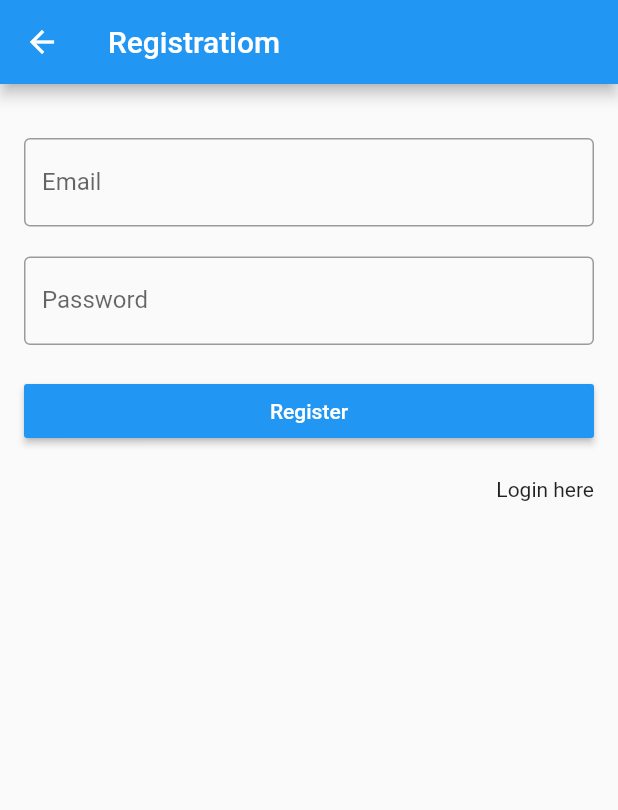
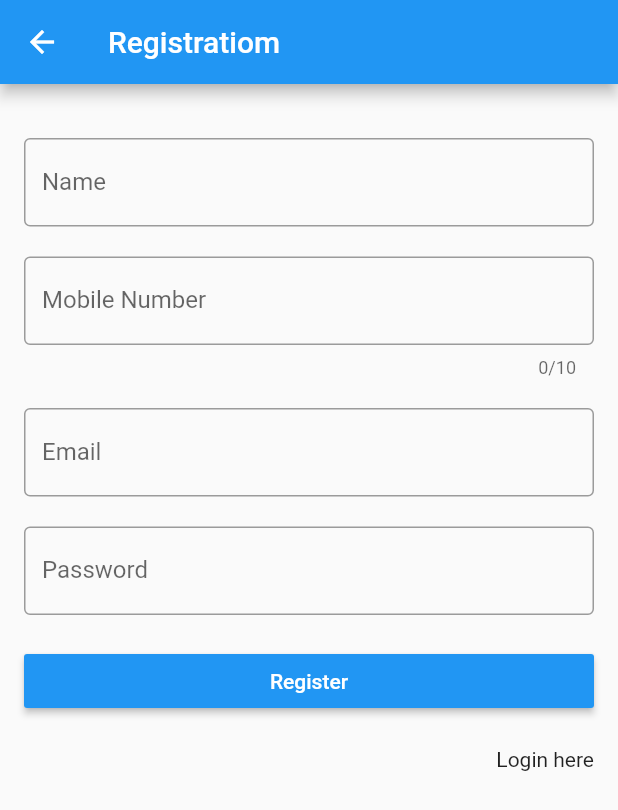
Before and after one commit to narimetisaigopi/my_statuses, a Flutter app: the HomeScreen screen opened directly, after a tap on the "exit to app" icon, on a phone screen of 412 x 824 dp. Shown: the top 810 px of the screen. Run offline on Flutter 3.47's test engine with Material 2 defaults, Android fonts, the phone set to English and light mode, and no system bars; our stand-ins replace cloud_firestore, firebase_auth, fluttertoast, google_sign_in; missing offline and left inert: dart:html; accounts and stored records are empty.

Commit message:
added usermodel and verification email code

```diff
--- /dev/null
+++ b/lib/model/user_model.dart
@@ -0,0 +1,42 @@
+import 'package:cloud_firestore/cloud_firestore.dart';
+
+class UserModel {
+  String name;
+  String mobileNumber;
+  String email;
+  Timestamp timestamp;
+  String uid;
+  // bool isMale;
+  // int age;
+
+  // 2nd part
+  UserModel(
+      {this.name, this.mobileNumber, this.email, this.timestamp, this.uid});
+
+  //3rd creating map -- insert
+  toMap() {
+    // Map map = Map();
+    // map["name"] = name;
+    // return map;
+
+    return {
+      'name': name,
+      'mobileNumber': mobileNumber,
+      'email': email,
+      'uid': uid,
+      'timestamp': FieldValue.serverTimestamp()
+    };
+  }
+
+  // 4th part - from map to model object
+
+  factory UserModel.fromMap(Map map) {
+    return UserModel(
+      name: map["name"],
+      mobileNumber: map["mobileNumber"],
+      email: map["email"],
+      timestamp: map["timestamp"],
+      uid: map["uid"],
+    );
+  }
+}
--- a/lib/screens/auth/login_screen.dart
+++ b/lib/screens/auth/login_screen.dart
@@ -25,7 +25,8 @@ class _LoginScreenState extends State<LoginScreen> {
       ),
       body: isLoading
           ? Center(child: CircularProgressIndicator())
-          : Container(
+          : SingleChildScrollView(
+              child: Container(
                 margin: EdgeInsets.all(16),
                 alignment: Alignment.center,
                 child: Form(
@@ -125,6 +126,7 @@ class _LoginScreenState extends State<LoginScreen> {
                       ],
                     )),
               ),
+            ),
     );
   }
 
--- a/lib/screens/auth/registration_screen.dart
+++ b/lib/screens/auth/registration_screen.dart
@@ -1,6 +1,9 @@
+import 'package:cloud_firestore/cloud_firestore.dart';
 import 'package:firebase_auth/firebase_auth.dart';
 import 'package:flutter/material.dart';
+import 'package:flutter/services.dart';
 import 'package:fluttertoast/fluttertoast.dart';
+import 'package:my_statuses/model/user_model.dart';
 import 'package:my_statuses/screens/home_screen.dart';
 import 'package:my_statuses/screens/auth/login_screen.dart';
 
@@ -10,26 +13,74 @@ class RegistrationScreen extends StatefulWidget {
 }
 
 class _RegistrationScreenState extends State<RegistrationScreen> {
-  String _email, _password;
+  String _email, _password, _name, _mobile;
 
   var _formkey = GlobalKey<FormState>();
+
+  bool autoValidate = false;
 
   bool isLoading = false;
   @override
   Widget build(BuildContext context) {
     return Scaffold(
+      resizeToAvoidBottomPadding: false,
+      resizeToAvoidBottomInset: false,
       appBar: AppBar(
         title: Text("Registratiom"),
       ),
       body: isLoading
           ? Center(child: CircularProgressIndicator())
-          : Container(
+          : SingleChildScrollView(
+              child: Container(
                 margin: EdgeInsets.all(16),
                 alignment: Alignment.center,
                 child: Form(
                     key: _formkey,
+                    autovalidate: autoValidate,
                     child: Column(
                       children: <Widget>[
+                        SizedBox(
+                          height: 20,
+                        ),
+                        TextFormField(
+                          keyboardType: TextInputType.text,
+                          validator: (item) {
+                            return item.length > 0 ? null : "Enter valid Name";
+                          },
+                          onChanged: (item) {
+                            setState(() {
+                              _name = item;
+                            });
+                          },
+                          decoration: InputDecoration(
+                              hintText: "Enter Name",
+                              labelText: "Name",
+                              border: OutlineInputBorder()),
+                        ),
+                        SizedBox(
+                          height: 20,
+                        ),
+                        TextFormField(
+                          keyboardType: TextInputType.phone,
+                          maxLength: 10,
+                          validator: (item) {
+                            return item.length < 10
+                                ? "Enter valid Mobile"
+                                : null;
+                          },
+                          onChanged: (item) {
+                            setState(() {
+                              _mobile = item;
+                            });
+                          },
+                          inputFormatters: [
+                            WhitelistingTextInputFormatter.digitsOnly
+                          ],
+                          decoration: InputDecoration(
+                              hintText: "Enter Mobile Number",
+                              labelText: "Mobile Number",
+                              border: OutlineInputBorder()),
+                        ),
                         SizedBox(
                           height: 20,
                         ),
@@ -104,6 +155,7 @@ class _RegistrationScreenState extends State<RegistrationScreen> {
                       ],
                     )),
               ),
+            ),
     );
   }
 
@@ -112,26 +164,64 @@ class _RegistrationScreenState extends State<RegistrationScreen> {
       setState(() {
         isLoading = true;
       });
+      setState(() {
+        autoValidate = false;
+      });
       FirebaseAuth.instance
           .createUserWithEmailAndPassword(email: _email, password: _password)
           .then((user) {
         // sign up
-        setState(() {
-          isLoading = false;
-        });
-
-        Fluttertoast.showToast(msg: "Register Success");
-
-        Navigator.pushAndRemoveUntil(
-            context,
-            MaterialPageRoute(builder: (_) => HomeScreen()),
-            (Route<dynamic> route) => false);
+        postUserDataToDb();
       }).catchError((onError) {
         setState(() {
           isLoading = false;
         });
         Fluttertoast.showToast(msg: "error " + onError.toString());
       });
+    } else {
+      setState(() {
+        autoValidate = true;
+      });
     }
   }
+
+  void postUserDataToDb() async {
+    setState(() {
+      isLoading = true;
+    });
+
+    FirebaseUser firebaseUser = await FirebaseAuth.instance.currentUser();
+
+    UserModel userModel = new UserModel();
+    userModel.email = _email;
+    userModel.name = _name;
+    userModel.mobileNumber = _mobile;
+    userModel.uid = firebaseUser.uid;
+
+    await Firestore.instance
+        .collection("user")
+        .document(firebaseUser.uid)
+        .setData(userModel.toMap());
+
+    Fluttertoast.showToast(msg: "Register Success");
+
+    sendVerificationEmail();
+
+    setState(() {
+      isLoading = false;
+    });
   }
+
+  void sendVerificationEmail() async {
+    FirebaseUser firebaseUser = await FirebaseAuth.instance.currentUser();
+    await firebaseUser.sendEmailVerification();
+
+    Fluttertoast.showToast(
+        msg: "email verifcation link has sent to your email.");
+
+    Navigator.pushAndRemoveUntil(
+        context,
+        MaterialPageRoute(builder: (_) => HomeScreen()),
+        (Route<dynamic> route) => false);
+  }
+}
--- a/lib/screens/home_screen.dart
+++ b/lib/screens/home_screen.dart
@@ -1,5 +1,10 @@
+import 'dart:ui';
+
+import 'package:cloud_firestore/cloud_firestore.dart';
 import 'package:firebase_auth/firebase_auth.dart';
 import 'package:flutter/material.dart';
+import 'package:my_statuses/constants.dart';
+import 'package:my_statuses/model/post_model.dart';
 import 'package:my_statuses/screens/auth/registration_screen.dart';
 
 class HomeScreen extends StatefulWidget {
@@ -8,6 +13,22 @@ class HomeScreen extends StatefulWidget {
 }
 
 class _HomeScreenState extends State<HomeScreen> {
+  FirebaseUser firebaseUser;
+
+  getData() {
+    FirebaseAuth.instance.currentUser().then((value) {
+      setState(() {
+        firebaseUser = value;
+      });
+    });
+  }
+
+  @override
+  void initState() {
+    getData();
+    super.initState();
+  }
+
   @override
   Widget build(BuildContext context) {
     return Scaffold(
@@ -18,8 +39,10 @@ class _HomeScreenState extends State<HomeScreen> {
                 icon: Icon(Icons.exit_to_app),
                 onPressed: () {
                   FirebaseAuth.instance.signOut().then((onValue) {
-                  Navigator.push(context,
-                      MaterialPageRoute(builder: (_) => RegistrationScreen()));
+                    Navigator.push(
+                        context,
+                        MaterialPageRoute(
+                            builder: (_) => RegistrationScreen()));
                   });
                 })
           ],
@@ -28,6 +51,47 @@ class _HomeScreenState extends State<HomeScreen> {
           onPressed: () {},
           child: Icon(Icons.publish),
         ),
+        body: StreamBuilder(
+            stream:
+                Firestore.instance.collection(Constants.statues).snapshots(),
+            builder: (context, snapshot) {
+              if (!snapshot.hasData)
+                return Center(child: CircularProgressIndicator());
+              if (snapshot == null || snapshot.data.documents.length == 0) {
+                return Center(child: Text("No Data Found"));
+              }
+              return ListView.builder(
+                  itemCount: snapshot.data.documents.length,
+                  itemBuilder: (context, index) {
+                    PostModel postModel =
+                        PostModel.fromJSON(snapshot.data.documents[index].data);
+                    return PostTile(
+                      postModel: postModel,
+                    );
+                  });
+            }));
+  }
+}
+
+class PostTile extends StatelessWidget {
+  final PostModel postModel;
+  PostTile({this.postModel});
+  @override
+  Widget build(BuildContext context) {
+    return ListTile(
+      trailing: Image.network(
+        postModel.imageURL,
+        height: 100,
+        width: 100,
+      ),
+      title: Text(
+        postModel.title,
+        style: Theme.of(context).textTheme.headline6,
+      ),
+      subtitle: Text(
+        postModel.message,
+        style: Theme.of(context).textTheme.bodyText1,
+      ),
     );
   }
 }
--- a/pubspec.yaml
+++ b/pubspec.yaml
@@ -30,6 +30,8 @@ dependencies:
   google_sign_in: 4.5.1
   cloud_firestore: 0.13.7
   firebase_storage: 3.1.6
+  flutter_svg: 0.18.1
+
 
 
 
@@ -51,8 +53,8 @@ flutter:
   uses-material-design: true
 
   # To add assets to your application, add an assets section, like this:
-  # assets:
-  #  - images/a_dot_burr.jpeg
+  assets:
+   - assets/icons/
   #  - images/a_dot_ham.jpeg
 
   # An image asset can refer to one or more resolution-specific "variants", see
```
Also changed, not shown: lib/model/post_model.dart (+6 -2 lines), assets/icons/balloons.svg (added), assets/icons/muscle.svg (added), lib/screens/post_status.dart (added), pubspec.lock, 1 other file. Lines whose indentation alone changed are shown as unchanged.
